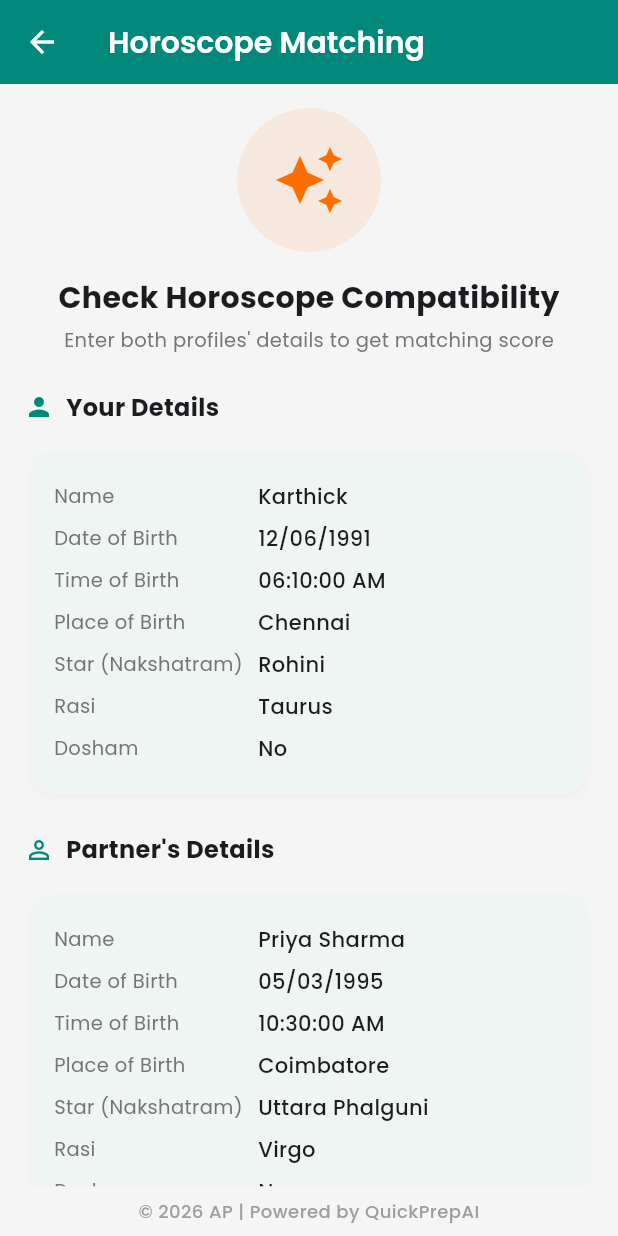
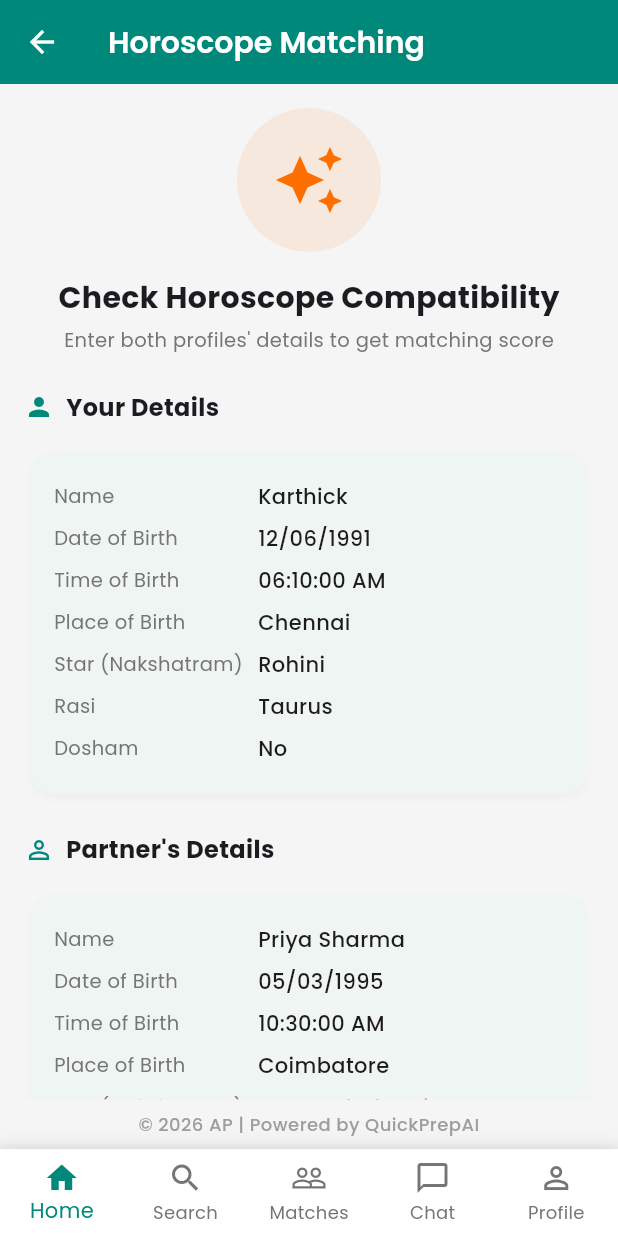
Before and after one commit to ashishsrivastava14/matrimony, a Flutter app: the HoroscopeScreen screen opened by its route, on a phone screen of 412 x 824 dp. Run offline on Flutter 3.47's test engine with Material 3 defaults, Android fonts, the phone set to English and light mode, and no system bars; our stand-ins replace google_fonts, percent_indicator; accounts and stored records are empty.

Commit message:
Added Bottom Navigation to All User Screens

```diff
--- a/lib/user/chat_screen.dart
+++ b/lib/user/chat_screen.dart
@@ -5,6 +5,7 @@ import '../providers/chat_provider.dart';
 import '../models/chat_message.dart';
 import 'package:intl/intl.dart';
 import '../widgets/powered_by_footer.dart';
+import '../widgets/user_bottom_navigation.dart';
 
 /// Individual chat conversation screen — matches screenshot reference
 class ChatScreen extends StatefulWidget {
@@ -48,6 +49,7 @@ class _ChatScreenState extends State<ChatScreen> {
 
     return Scaffold(
       bottomSheet: const PoweredByFooter(),
+      bottomNavigationBar: const UserBottomNavigation(),
       appBar: AppBar(
         titleSpacing: 0,
         title: Row(
--- a/lib/user/horoscope_screen.dart
+++ b/lib/user/horoscope_screen.dart
@@ -1,6 +1,7 @@
 import 'package:flutter/material.dart';
 import '../core/theme.dart';
 import '../widgets/powered_by_footer.dart';
+import '../widgets/user_bottom_navigation.dart';
 
 class HoroscopeScreen extends StatefulWidget {
   const HoroscopeScreen({super.key});
@@ -37,6 +38,7 @@ class _HoroscopeScreenState extends State<HoroscopeScreen> {
     return Scaffold(
       appBar: AppBar(title: const Text('Horoscope Matching')),
       bottomSheet: const PoweredByFooter(),
+      bottomNavigationBar: const UserBottomNavigation(),
       body: SingleChildScrollView(
         padding: const EdgeInsets.all(16),
         child: _showResult ? _buildResult() : _buildForm(),
--- a/lib/user/interest_management_screen.dart
+++ b/lib/user/interest_management_screen.dart
@@ -4,6 +4,7 @@ import '../core/theme.dart';
 import '../providers/app_state.dart';
 import '../services/mock_data.dart';
 import '../widgets/powered_by_footer.dart';
+import '../widgets/user_bottom_navigation.dart';
 
 class InterestManagementScreen extends StatefulWidget {
   const InterestManagementScreen({super.key});
@@ -36,6 +37,7 @@ class _InterestManagementScreenState extends State<InterestManagementScreen>
 
     return Scaffold(
       bottomSheet: const PoweredByFooter(),
+      bottomNavigationBar: const UserBottomNavigation(),
       appBar: AppBar(
         title: const Text('Interest Management'),
         bottom: TabBar(
--- a/lib/user/match_detail_screen.dart
+++ b/lib/user/match_detail_screen.dart
@@ -5,6 +5,7 @@ import '../providers/app_state.dart';
 import '../models/profile_model.dart';
 import '../widgets/verified_badge.dart';
 import '../widgets/powered_by_footer.dart';
+import '../widgets/user_bottom_navigation.dart';
 
 /// Full profile detail page for a match
 class MatchDetailScreen extends StatelessWidget {
@@ -22,6 +23,7 @@ class MatchDetailScreen extends StatelessWidget {
 
         return Scaffold(
           bottomSheet: const PoweredByFooter(),
+          bottomNavigationBar: const UserBottomNavigation(),
           body: CustomScrollView(
             slivers: [
               // Profile image sliver app bar
--- a/lib/user/notifications_screen.dart
+++ b/lib/user/notifications_screen.dart
@@ -4,6 +4,7 @@ import '../core/theme.dart';
 import '../providers/app_state.dart';
 import '../models/notification_model.dart';
 import '../widgets/powered_by_footer.dart';
+import '../widgets/user_bottom_navigation.dart';
 
 class NotificationsScreen extends StatelessWidget {
   const NotificationsScreen({super.key});
@@ -15,6 +16,7 @@ class NotificationsScreen extends StatelessWidget {
 
     return Scaffold(
       bottomSheet: const PoweredByFooter(),
+      bottomNavigationBar: const UserBottomNavigation(),
       appBar: AppBar(
         title: const Text('Notifications'),
         actions: [
--- a/lib/user/profile_creation_screen.dart
+++ b/lib/user/profile_creation_screen.dart
@@ -1,6 +1,7 @@
 import 'package:flutter/material.dart';
 import '../core/theme.dart';
 import '../widgets/powered_by_footer.dart';
+import '../widgets/user_bottom_navigation.dart';
 
 /// Multi-step profile creation form
 class ProfileCreationScreen extends StatefulWidget {
@@ -42,6 +43,7 @@ class _ProfileCreationScreenState extends State<ProfileCreationScreen> {
         title: Text('Step ${_currentStep + 1}: ${_stepTitles[_currentStep]}'),
       ),
       bottomSheet: const PoweredByFooter(),
+      bottomNavigationBar: const UserBottomNavigation(),
       body: Form(
         key: _formKey,
         child: Column(
--- a/lib/user/subscription_screen.dart
+++ b/lib/user/subscription_screen.dart
@@ -6,6 +6,7 @@ import '../widgets/plan_card.dart';
 import '../services/mock_data.dart';
 import '../models/subscription_plan.dart';
 import '../widgets/powered_by_footer.dart';
+import '../widgets/user_bottom_navigation.dart';
 
 class SubscriptionScreen extends StatefulWidget {
   const SubscriptionScreen({super.key});
@@ -38,6 +39,7 @@ class _SubscriptionScreenState extends State<SubscriptionScreen>
 
     return Scaffold(
       bottomSheet: const PoweredByFooter(),
+      bottomNavigationBar: const UserBottomNavigation(),
       appBar: AppBar(
         title: const Text('Subscription Plans'),
         bottom: TabBar(
--- /dev/null
+++ b/lib/widgets/user_bottom_navigation.dart
@@ -0,0 +1,95 @@
+import 'package:flutter/material.dart';
+import 'package:provider/provider.dart';
+import '../providers/chat_provider.dart';
+import '../core/theme.dart';
+
+/// Reusable bottom navigation bar for user screens
+/// Shows Home, Search, Matches, Chat, and Profile tabs
+class UserBottomNavigation extends StatelessWidget {
+  final int currentIndex;
+  final ValueChanged<int>? onTap;
+
+  const UserBottomNavigation({
+    super.key,
+    this.currentIndex = -1, // -1 means no tab is selected (for detail pages)
+    this.onTap,
+  });
+
+  @override
+  Widget build(BuildContext context) {
+    return Container(
+      decoration: BoxDecoration(
+        boxShadow: [
+          BoxShadow(
+            color: Colors.black.withValues(alpha: 0.08),
+            blurRadius: 10,
+            offset: const Offset(0, -2),
+          ),
+        ],
+      ),
+      child: BottomNavigationBar(
+        currentIndex: currentIndex >= 0 && currentIndex < 5 ? currentIndex : 0,
+        onTap: (index) => _handleNavigation(context, index),
+        type: BottomNavigationBarType.fixed,
+        selectedItemColor: AppColors.primary,
+        unselectedItemColor: AppColors.textSecondary,
+        items: [
+          const BottomNavigationBarItem(
+            icon: Icon(Icons.home_outlined),
+            activeIcon: Icon(Icons.home),
+            label: 'Home',
+          ),
+          const BottomNavigationBarItem(
+            icon: Icon(Icons.search),
+            activeIcon: Icon(Icons.search),
+            label: 'Search',
+          ),
+          const BottomNavigationBarItem(
+            icon: Icon(Icons.people_outline),
+            activeIcon: Icon(Icons.people),
+            label: 'Matches',
+          ),
+          BottomNavigationBarItem(
+            icon: Consumer<ChatProvider>(
+              builder: (_, chat, child) {
+                final unread = chat.conversations
+                    .fold<int>(0, (s, c) => s + c.unreadCount);
+                if (unread > 0) {
+                  return Badge(
+                    label: Text('$unread'),
+                    child: child!,
+                  );
+                }
+                return child!;
+              },
+              child: const Icon(Icons.chat_bubble_outline),
+            ),
+            activeIcon: const Icon(Icons.chat_bubble),
+            label: 'Chat',
+          ),
+          const BottomNavigationBarItem(
+            icon: Icon(Icons.person_outline),
+            activeIcon: Icon(Icons.person),
+            label: 'Profile',
+          ),
+        ],
+      ),
+    );
+  }
+
+  void _handleNavigation(BuildContext context, int index) {
+    // If a custom onTap is provided (from UserShell), use it
+    if (onTap != null) {
+      onTap!(index);
+      return;
+    }
+
+    // Otherwise, navigate to user shell with the selected index
+    // This is for detail pages that need to return to the main shell
+    Navigator.of(context).pushNamedAndRemoveUntil(
+      '/user',
+      (route) => false,
+      arguments: index,
+    );
+  }
+}
```
Also changed, not shown: lib/user/user_shell.dart (+18 -54 lines).
